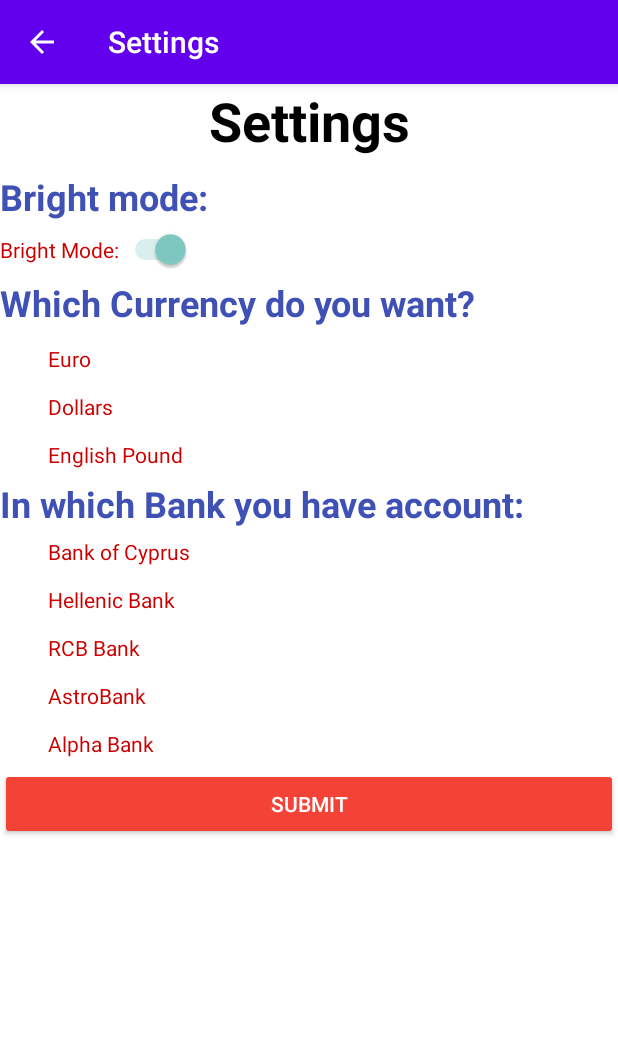
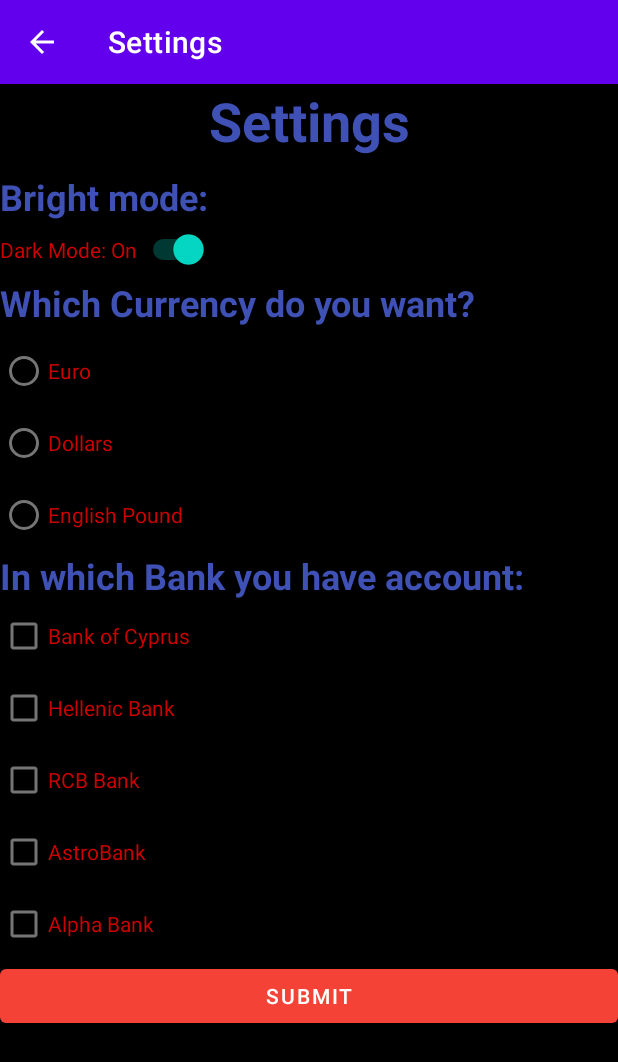
Before and after one commit to timoleonn/BudgetTrackingExpense, an Android app: the Settings screen opened directly, with no data from a screen before it, after a tap on "Bright Mode:", on a phone screen of 412 x 824 dp. Shown: the top 1062 px of the screen. Run offline under Robolectric (Android 15) with nearby library versions, the phone set to English and light mode, and no system bars.

Commit message:
Revert "trying dark mode"
This reverts commit 508cbee4ace197cebe2004baae8270f1b7b2c1a7.

```diff
--- a/app/src/main/java/com/example/budgettrackingexpense/HomeFragment.java
+++ b/app/src/main/java/com/example/budgettrackingexpense/HomeFragment.java
@@ -199,6 +199,7 @@
             br.close();
         } catch (FileNotFoundException e) {
             e.printStackTrace();
+            Toast.makeText(getContext(), "Oops, something went wrong!", Toast.LENGTH_LONG).show();
         } catch (IOException e) {
             e.printStackTrace();
             Toast.makeText(getContext(), "Oops, something went wrong!", Toast.LENGTH_LONG).show();
@@ -272,6 +273,7 @@
             fin.close();
         } catch (FileNotFoundException e) {
             e.printStackTrace();
+            Toast.makeText(getContext(), "Oops, something went wrong!", Toast.LENGTH_LONG).show();
         } catch (IOException e) {
             e.printStackTrace();
             Toast.makeText(getContext(), "Oops, something went wrong!", Toast.LENGTH_LONG).show();
@@ -320,6 +322,9 @@
                         if (j == 2) {
                             totalIncome += Double.parseDouble((String) incomeArrayList.get(i).get(2));
                             expense = Double.toString(totalIncome);
+//                            Create a bundle for moving the total income to expenses
+                            Intent in = new Intent(getContext(), addExpenses.class);
+                            startActivity(in);
                         }
                     }
                 }
@@ -327,6 +332,7 @@
             fin.close();
         } catch (FileNotFoundException e) {
             e.printStackTrace();
+            Toast.makeText(getContext(), "Oops, something went wrong!", Toast.LENGTH_LONG).show();
         } catch (IOException e) {
             e.printStackTrace();
             Toast.makeText(getContext(), "Oops, something went wrong!", Toast.LENGTH_LONG).show();
--- a/app/src/main/java/com/example/budgettrackingexpense/Settings.java
+++ b/app/src/main/java/com/example/budgettrackingexpense/Settings.java
@@ -1,98 +1,63 @@
 package com.example.budgettrackingexpense;
 
-import android.content.SharedPreferences;
 import android.graphics.Color;
-import android.os.Build;
 import android.os.Bundle;
 import android.view.View;
-import android.widget.Button;
 import android.widget.CheckBox;
-import android.widget.CompoundButton;
 import android.widget.LinearLayout;
 import android.widget.RadioGroup;
 import android.widget.Switch;
 
-import androidx.annotation.RequiresApi;
 import androidx.appcompat.app.AppCompatActivity;
-import androidx.appcompat.app.AppCompatDelegate;
 
 public class Settings extends AppCompatActivity {
 
-    SharedPreferences sharedPreferences = null;
+
 
     @Override
     protected void onCreate(Bundle savedInstanceState) {
         super.onCreate(savedInstanceState);
         setContentView(R.layout.activity_settings);
         getSupportActionBar().setDisplayHomeAsUpEnabled(true);
-
-        Switch swDarkMode = findViewById(R.id.switchBright);
-//        sharedPreferences = getSharedPreferences("night", 0);
-//        Boolean booleanValue = sharedPreferences.getBoolean("night_mode", false);
-//
-//        if (booleanValue) {
-//            AppCompatDelegate.setDefaultNightMode(AppCompatDelegate.MODE_NIGHT_YES);
-//            swDarkMode.setChecked(true);
-//        }
-
-        swDarkMode.setOnCheckedChangeListener(new CompoundButton.OnCheckedChangeListener() {
-            @RequiresApi(api = Build.VERSION_CODES.JELLY_BEAN_MR1)
-            @Override
-            public void onCheckedChanged(CompoundButton compoundButton, boolean isChecked) {
-                if (isChecked) {
-                    getDelegate().setLocalNightMode(AppCompatDelegate.MODE_NIGHT_YES);
-//                    AppCompatDelegate.setDefaultNightMode(AppCompatDelegate.MODE_NIGHT_YES);
-//                    swDarkMode.setChecked(true);
-//                    SharedPreferences.Editor editor = sharedPreferences.edit();
-//                    editor.putBoolean("night_mode", true);
-//                    editor.commit();
-                } else {
-                    getDelegate().setLocalNightMode(AppCompatDelegate.MODE_NIGHT_NO);
-//                    AppCompatDelegate.setDefaultNightMode(AppCompatDelegate.MODE_NIGHT_NO);
-//                    swDarkMode.setChecked(false);
-//                    SharedPreferences.Editor editor = sharedPreferences.edit();
-//                    editor.putBoolean("night_mode", false);
-//                    editor.commit();
-                }
-            }
-        });
     }
 
-//    public void submit(View v) {
-//        CheckBox cyprus = findViewById(R.id.cbCyprus);
-//        CheckBox astro = findViewById(R.id.cbAstro);
-//        CheckBox hellenic = findViewById(R.id.cbHellenic);
-//        CheckBox rcb = findViewById(R.id.cbRcb);
-//        CheckBox alpha = findViewById(R.id.cbAlpha);
-//
-//        RadioGroup group = findViewById(R.id.rbGroup);
-//
-//        String currency = "";
-//
-//        int selection = group.getCheckedRadioButtonId();
-//
-//        if (selection == R.id.rbEuro) {
-//            currency = "Euros";
-//        } else if (selection == R.id.rbDollars) {
-//            currency = "Dollars";
-//        } else if (selection == R.id.rbPound) {
-//            currency = "Pound";
-//        }
-//
-//    }
-//        public void theme(View v)
-//        {
-//            Switch sw = findViewById(R.id.switchBright);
-//
-//            if (sw.isChecked())
-//            {
-//                AppCompatDelegate.setDefaultNightMode(AppCompatDelegate.MODE_NIGHT_YES);
-//                sw.setText("Dark Mode: On");
-//            } else {
-//                AppCompatDelegate.setDefaultNightMode(AppCompatDelegate.MODE_NIGHT_NO);
-//                sw.setText("Dark Mode: Off");
-//
-//            }
-//
-//        }
+    public void submit(View v) {
+        CheckBox cyprus = findViewById(R.id.cbCyprus);
+        CheckBox astro = findViewById(R.id.cbAstro);
+        CheckBox hellenic = findViewById(R.id.cbHellenic);
+        CheckBox rcb = findViewById(R.id.cbRcb);
+        CheckBox alpha = findViewById(R.id.cbAlpha);
+
+
+        RadioGroup group = findViewById(R.id.rbGroup);
+
+        String currency = "";
+
+        int selection = group.getCheckedRadioButtonId();
+
+        if (selection == R.id.rbEuro) {
+            currency = "Euros";
+        } else if (selection == R.id.rbDollars) {
+            currency = "Dollars";
+        } else if (selection == R.id.rbPound) {
+            currency = "Pound";
+        }
+
+    }
+        public void theme(View v)
+        {
+            Switch sw = findViewById(R.id.switchBright);
+            LinearLayout layout = findViewById(R.id.LinearLayoutSettings);
+
+            if (sw.isChecked())
+            {
+                layout.setBackgroundColor(Color.BLACK);
+                sw.setText("Dark Mode: On");
+            } else {
+                layout.setBackgroundColor(Color.WHITE);
+                sw.setText("Dark Mode: Off");
+
+            }
+
+        }
 }
--- a/app/src/main/res/layout/activity_settings.xml
+++ b/app/src/main/res/layout/activity_settings.xml
@@ -8,7 +8,7 @@
     android:background="@color/white"
     android:orientation="vertical"
     tools:context=".Settings">
-    <!--        android:textColor="#3F51B5"-->
+
     <TextView
         android:id="@+id/textView2"
         android:layout_width="match_parent"
@@ -16,7 +16,7 @@
         android:layout_marginBottom="10dp"
         android:gravity="center"
         android:text="Settings"
-        android:textColor="@color/CUSTOM_TEXT_COLOR"
+        android:textColor="#3F51B5"
         android:textSize="36sp"
         android:textStyle="bold" />
 
@@ -121,7 +121,6 @@
         android:textColor="@android:color/holo_red_dark" />
 
     <Button
-        android:id="@+id/btnSubmit"
         android:layout_width="match_parent"
         android:layout_height="wrap_content"
         android:onClick="submit"
--- a/app/src/main/res/layout/fragment_home.xml
+++ b/app/src/main/res/layout/fragment_home.xml
@@ -43,8 +43,8 @@
         android:id="@+id/textView8"
         android:layout_width="wrap_content"
         android:layout_height="wrap_content"
-        android:textColor="@color/CUSTOM_TEXT_COLOR"
         android:text="Dashboard"
+        android:textColor="@color/black"
         android:textSize="24sp"
         app:layout_constraintBottom_toBottomOf="parent"
         app:layout_constraintEnd_toEndOf="parent"
--- /dev/null
+++ b/app/src/main/res/values-night/themes.xml
@@ -0,0 +1,16 @@
+<resources xmlns:tools="http://schemas.android.com/tools">
+    <!-- Base application theme. -->
+    <style name="Theme.BudgetTrackingExpense" parent="Theme.MaterialComponents.DayNight.DarkActionBar">
+        <!-- Primary brand color. -->
+        <item name="colorPrimary">@color/purple_200</item>
+        <item name="colorPrimaryVariant">@color/purple_700</item>
+        <item name="colorOnPrimary">@color/black</item>
+        <!-- Secondary brand color. -->
+        <item name="colorSecondary">@color/teal_200</item>
+        <item name="colorSecondaryVariant">@color/teal_200</item>
+        <item name="colorOnSecondary">@color/black</item>
+        <!-- Status bar color. -->
+        <item name="android:statusBarColor" tools:targetApi="l">?attr/colorPrimaryVariant</item>
+        <!-- Customize your theme here. -->
+    </style>
+</resources>
--- a/app/src/main/res/values/colors.xml
+++ b/app/src/main/res/values/colors.xml
@@ -7,6 +7,4 @@
     <color name="teal_700">#FF018786</color>
     <color name="black">#FF000000</color>
     <color name="white">#FFFFFFFF</color>
-
-    <color name="CUSTOM_TEXT_COLOR">#000000</color>
 </resources>
--- a/app/src/main/res/values/styles.xml
+++ b/app/src/main/res/values/themes.xml
@@ -1,6 +1,6 @@
 <resources xmlns:tools="http://schemas.android.com/tools">
     <!-- Base application theme. -->
-    <style name="Theme.BudgetTrackingExpense" parent="Theme.AppCompat.DayNight.DarkActionBar">
+    <style name="Theme.BudgetTrackingExpense" parent="Theme.MaterialComponents.DayNight.DarkActionBar">
         <!-- Primary brand color. -->
         <item name="colorPrimary">@color/purple_500</item>
         <item name="colorPrimaryVariant">@color/purple_700</item>
@@ -12,8 +12,6 @@
         <!-- Status bar color. -->
         <item name="android:statusBarColor" tools:targetApi="l">?attr/colorPrimaryVariant</item>
         <!-- Customize your theme here. -->
-
-        <item name="android:textColorPrimary">@android:color/white</item>
     </style>
 
     <style name="Theme.BudgetTrackingExpense.NoActionBar">
```
